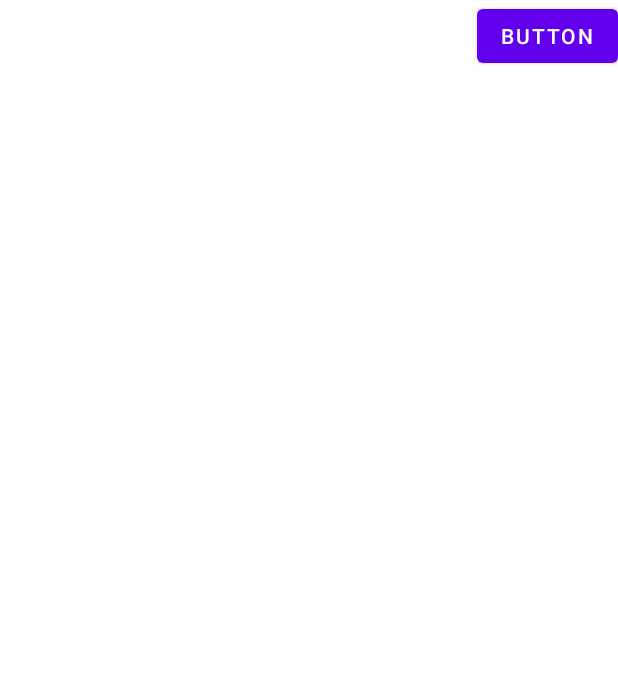
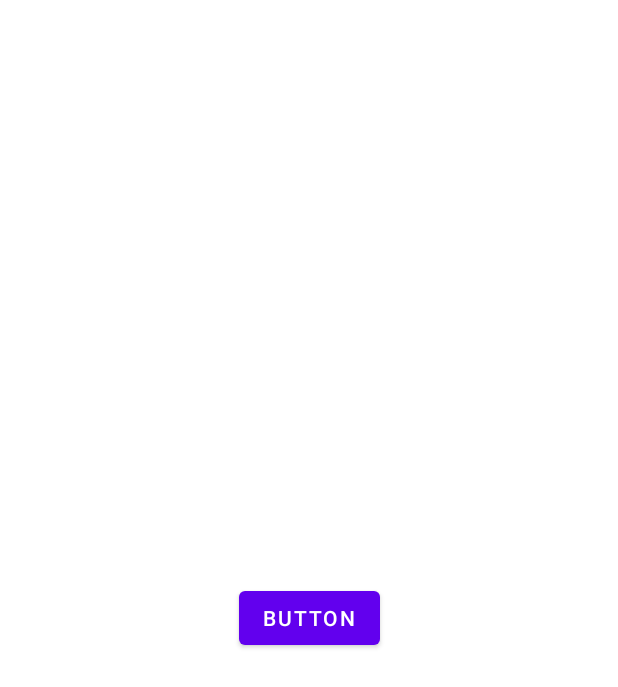
Before and after one commit to mrko900/brain-trainer, an Android app: the screen it shows after launch (MainActivity), on a phone screen of 412 x 824 dp. Shown: the top 687 px of the screen. Run offline under Robolectric (Android 15) with nearby library versions, the phone set to English and light mode, and no system bars.

```diff
--- a/app/src/main/java/com/github/mrko900/braintrainer/MainActivity.java
+++ /dev/null
@@ -1,14 +0,0 @@
-package com.github.mrko900.braintrainer;
-
-import android.os.Bundle;
-
-import androidx.annotation.Nullable;
-import androidx.appcompat.app.AppCompatActivity;
-
-public class MainActivity extends AppCompatActivity {
-    @Override
-    protected void onCreate(@Nullable Bundle savedInstanceState) {
-        super.onCreate(savedInstanceState);
-        setContentView(R.layout.main);
-    }
-}
--- /dev/null
+++ b/app/src/main/java/com/github/mrko900/braintrainer/MainActivity.kt
@@ -0,0 +1,19 @@
+package com.github.mrko900.braintrainer
+
+import android.graphics.Color
+import android.os.Bundle
+import androidx.appcompat.app.AppCompatActivity
+import com.github.mrko900.braintrainer.databinding.MainBinding
+
+class MainActivity : AppCompatActivity() {
+    private lateinit var binding: MainBinding
+
+    override fun onCreate(savedInstanceState: Bundle?) {
+        super.onCreate(savedInstanceState)
+        binding = MainBinding.inflate(layoutInflater)
+        setContentView(binding.root)
+        binding.button.setOnClickListener {
+            binding.button.setBackgroundColor(Color.RED)
+        }
+    }
+}
--- a/app/src/main/res/layout/main.xml
+++ b/app/src/main/res/layout/main.xml
@@ -3,7 +3,8 @@
         xmlns:app="http://schemas.android.com/apk/res-auto"
         xmlns:tools="http://schemas.android.com/tools"
         android:layout_width="match_parent"
-        android:layout_height="match_parent">
+        android:layout_height="match_parent"
+        tools:context=".MainActivity" >
 
     <Button
             android:text="Button"
@@ -11,5 +12,7 @@
             android:layout_height="wrap_content"
             android:id="@+id/button"
             app:layout_constraintEnd_toEndOf="parent"
-            app:layout_constraintTop_toTopOf="parent" />
+            app:layout_constraintTop_toTopOf="parent"
+            app:layout_constraintBottom_toBottomOf="parent"
+            app:layout_constraintStart_toStartOf="parent" />
 </androidx.constraintlayout.widget.ConstraintLayout>
--- /dev/null
+++ b/app/src/main/res/values-land/dimens.xml
@@ -0,0 +1,3 @@
+<resources>
+    <dimen name="fab_margin">48dp</dimen>
+</resources>
--- /dev/null
+++ b/app/src/main/res/values-w1240dp/dimens.xml
@@ -0,0 +1,3 @@
+<resources>
+    <dimen name="fab_margin">200dp</dimen>
+</resources>
--- /dev/null
+++ b/app/src/main/res/values-w600dp/dimens.xml
@@ -0,0 +1,3 @@
+<resources>
+    <dimen name="fab_margin">48dp</dimen>
+</resources>
--- /dev/null
+++ b/app/src/main/res/values/dimens.xml
@@ -0,0 +1,3 @@
+<resources>
+    <dimen name="fab_margin">16dp</dimen>
+</resources>
--- a/app/src/main/res/values/themes.xml
+++ b/app/src/main/res/values/themes.xml
@@ -13,4 +13,13 @@
         <item name="android:statusBarColor" tools:targetApi="l">?attr/colorPrimaryVariant</item>
         <!-- Customize your theme here. -->
     </style>
+
+    <style name="Theme.Braintrainer.NoActionBar">
+        <item name="windowActionBar">false</item>
+        <item name="windowNoTitle">true</item>
+    </style>
+
+    <style name="Theme.Braintrainer.AppBarOverlay" parent="ThemeOverlay.AppCompat.Dark.ActionBar" />
+
+    <style name="Theme.Braintrainer.PopupOverlay" parent="ThemeOverlay.AppCompat.Light" />
 </resources>
--- a/build.gradle
+++ b/build.gradle
@@ -2,6 +2,7 @@
 plugins {
     id 'com.android.application' version '7.2.2' apply false
     id 'com.android.library' version '7.2.2' apply false
+    id 'org.jetbrains.kotlin.android' version '1.6.10' apply false
 }
 
 task clean(type: Delete) {
```
Also changed, not shown: app/build.gradle (+10 -0 lines), app/src/main/AndroidManifest.xml (+13 -11 lines), app/src/main/res/values/strings.xml (line endings or trailing spaces).
